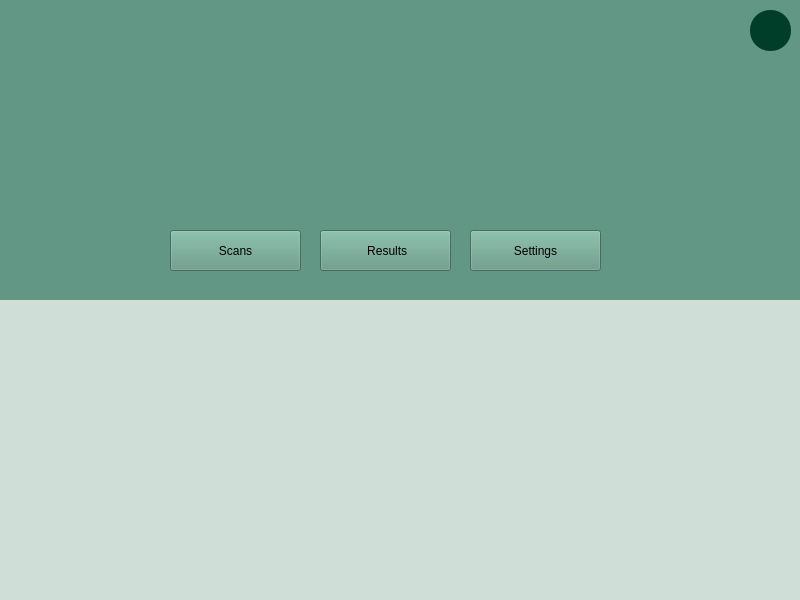
Above: GUI/AV_GUI.ui from Ohadgips/AV-OG before the change. Below: the same form after it.
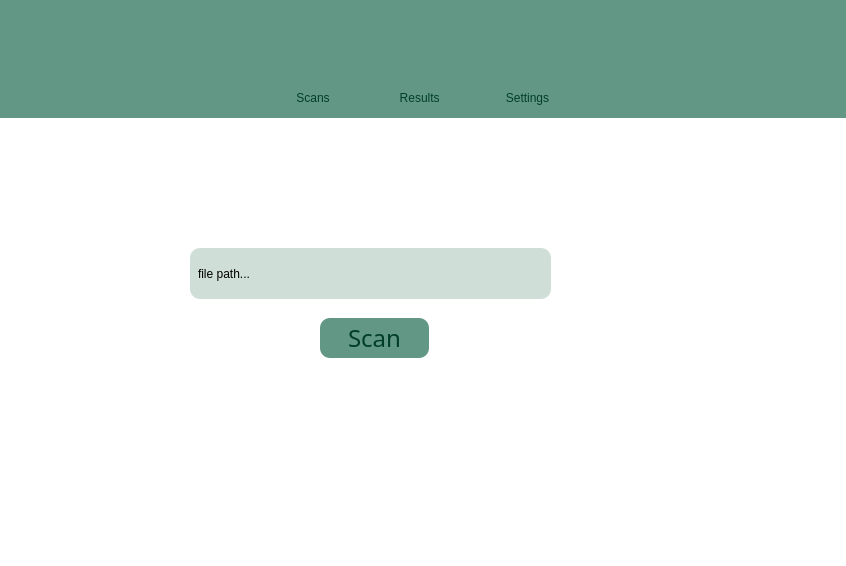
That is the form after the change. The open tabs and pages were chosen to show the change. Icons and pictures are not drawn.

Commit message: GUI Visuals Setup Part 1

```diff
--- a/GUI/AV_GUI.ui
+++ b/GUI/AV_GUI.ui
@@ -6,18 +6,29 @@
    <rect>
     <x>0</x>
     <y>0</y>
-    <width>800</width>
-    <height>600</height>
+    <width>797</width>
+    <height>566</height>
    </rect>
   </property>
   <property name="windowTitle">
    <string>MainWindow</string>
   </property>
+  <property name="styleSheet">
+   <string notr="true">*{
+border: none;
+background:none;
+padding: 0;
+margin: 0;
+}</string>
+  </property>
   <widget class="QWidget" name="centralwidget">
    <layout class="QVBoxLayout" name="verticalLayout">
     <property name="spacing">
      <number>0</number>
     </property>
+    <property name="sizeConstraint">
+     <enum>QLayout::SetDefaultConstraint</enum>
+    </property>
     <property name="leftMargin">
      <number>0</number>
     </property>
@@ -30,10 +41,22 @@
     <property name="bottomMargin">
      <number>0</number>
     </property>
-    <item>
+    <item alignment="Qt::AlignTop">
      <widget class="QWidget" name="upperMenu" native="true">
+      <property name="sizePolicy">
+       <sizepolicy hsizetype="Expanding" vsizetype="Expanding">
+        <horstretch>0</horstretch>
+        <verstretch>0</verstretch>
+       </sizepolicy>
+      </property>
+      <property name="minimumSize">
+       <size>
+        <width>0</width>
+        <height>109</height>
+       </size>
+      </property>
       <property name="styleSheet">
-       <string notr="true">background: rgb(97, 151, 132)</string>
+       <string notr="true">background:rgb(208, 222, 216)</string>
       </property>
       <layout class="QVBoxLayout" name="verticalLayout_2">
        <property name="spacing">
@@ -51,155 +74,395 @@
        <property name="bottomMargin">
         <number>0</number>
        </property>
-       <item>
-        <widget class="QWidget" name="logoPlace" native="true">
+       <item alignment="Qt::AlignTop">
+        <widget class="QWidget" name="SubUpperMenu" native="true">
          <property name="styleSheet">
           <string notr="true">background: rgb(97, 151, 132)</string>
          </property>
-         <widget class="QLabel" name="logo">
-          <property name="geometry">
-           <rect>
-            <x>10</x>
-            <y>10</y>
-            <width>111</width>
-            <height>51</height>
-           </rect>
+         <layout class="QVBoxLayout" name="verticalLayout_3">
+          <property name="spacing">
+           <number>0</number>
           </property>
-          <property name="lineWidth">
+          <property name="leftMargin">
            <number>0</number>
           </property>
-          <property name="text">
-           <string/>
+          <property name="topMargin">
+           <number>0</number>
           </property>
-          <property name="pixmap">
-           <pixmap>logo.png</pixmap>
+          <property name="rightMargin">
+           <number>0</number>
           </property>
-          <property name="scaledContents">
-           <bool>true</bool>
+          <property name="bottomMargin">
+           <number>0</number>
           </property>
-         </widget>
-         <widget class="QPushButton" name="exitButton">
-          <property name="geometry">
-           <rect>
-            <x>750</x>
-            <y>10</y>
-            <width>41</width>
-            <height>41</height>
-           </rect>
-          </property>
-          <property name="styleSheet">
-           <string notr="true">QPushButton {
-color: rgb(82, 130, 101);
-border-radius: 20px;
-border-style: outset;
-background: rgb(0, 62, 41);
-padding: 5px;
-}
-
-QPushButton:hover {
-size: 45x45;
-background:rgb(0, 83, 54)
-}</string>
-          </property>
-          <property name="text">
-           <string/>
-          </property>
-          <property name="icon">
-           <iconset resource="AV_Icons.qrc">
-            <normaloff>:/AV ICO/AV_Icons/power-off-619784.ico</normaloff>:/AV ICO/AV_Icons/power-off-619784.ico</iconset>
-          </property>
-          <property name="iconSize">
-           <size>
-            <width>20</width>
-            <height>20</height>
-           </size>
-          </property>
-         </widget>
-        </widget>
-       </item>
-       <item>
-        <widget class="QWidget" name="buttonsPlace" native="true">
-         <property name="styleSheet">
-          <string notr="true">background: rgb(97, 151, 132)</string>
-         </property>
-         <widget class="QPushButton" name="manualScansButton">
-          <property name="geometry">
-           <rect>
-            <x>170</x>
-            <y>80</y>
-            <width>131</width>
-            <height>41</height>
-           </rect>
-          </property>
-          <property name="toolTipDuration">
-           <number>-1</number>
-          </property>
-          <property name="layoutDirection">
-           <enum>Qt::LeftToRight</enum>
-          </property>
-          <property name="autoFillBackground">
-           <bool>false</bool>
-          </property>
-          <property name="text">
-           <string>Scans</string>
-          </property>
-          <property name="icon">
-           <iconset resource="AV_Icons.qrc">
-            <normaloff>:/AV ICO/AV_Icons/scan-virus.ico</normaloff>:/AV ICO/AV_Icons/scan-virus.ico</iconset>
-          </property>
-          <property name="iconSize">
-           <size>
-            <width>24</width>
-            <height>24</height>
-           </size>
-          </property>
-         </widget>
-         <widget class="QPushButton" name="scansResultsButton">
-          <property name="geometry">
-           <rect>
-            <x>320</x>
-            <y>80</y>
-            <width>131</width>
-            <height>41</height>
-           </rect>
-          </property>
-          <property name="text">
-           <string> Results</string>
-          </property>
-          <property name="icon">
-           <iconset resource="AV_Icons.qrc">
-            <normaloff>:/AV ICO/AV_Icons/data.ico</normaloff>:/AV ICO/AV_Icons/data.ico</iconset>
-          </property>
-          <property name="iconSize">
-           <size>
-            <width>24</width>
-            <height>24</height>
-           </size>
-          </property>
-         </widget>
-         <widget class="QPushButton" name="SettingsButton">
-          <property name="geometry">
-           <rect>
-            <x>470</x>
-            <y>80</y>
-            <width>131</width>
-            <height>41</height>
-           </rect>
-          </property>
-          <property name="text">
-           <string>Settings</string>
-          </property>
-          <property name="icon">
-           <iconset resource="AV_Icons.qrc">
-            <normaloff>:/AV ICO/AV_Icons/settings.ico</normaloff>:/AV ICO/AV_Icons/settings.ico</iconset>
-          </property>
-          <property name="iconSize">
-           <size>
-            <width>24</width>
-            <height>24</height>
-           </size>
-          </property>
-         </widget>
+          <item alignment="Qt::AlignTop">
+           <widget class="QWidget" name="logoPlace" native="true">
+            <property name="styleSheet">
+             <string notr="true">background: rgb(97, 151, 132)</string>
+            </property>
+            <layout class="QHBoxLayout" name="horizontalLayout_2">
+             <property name="leftMargin">
+              <number>9</number>
+             </property>
+             <item>
+              <widget class="QLabel" name="logo">
+               <property name="minimumSize">
+                <size>
+                 <width>111</width>
+                 <height>51</height>
+                </size>
+               </property>
+               <property name="maximumSize">
+                <size>
+                 <width>111</width>
+                 <height>51</height>
+                </size>
+               </property>
+               <property name="lineWidth">
+                <number>0</number>
+               </property>
+               <property name="text">
+                <string/>
+               </property>
+               <property name="pixmap">
+                <pixmap>logo.png</pixmap>
+               </property>
+               <property name="scaledContents">
+                <bool>true</bool>
+               </property>
+              </widget>
+             </item>
+             <item>
+              <spacer name="horizontalSpacer">
+               <property name="orientation">
+                <enum>Qt::Horizontal</enum>
+               </property>
+               <property name="sizeType">
+                <enum>QSizePolicy::MinimumExpanding</enum>
+               </property>
+               <property name="sizeHint" stdset="0">
+                <size>
+                 <width>615</width>
+                 <height>15</height>
+                </size>
+               </property>
+              </spacer>
+             </item>
+             <item>
+              <widget class="QPushButton" name="infoBtn">
+               <property name="minimumSize">
+                <size>
+                 <width>28</width>
+                 <height>28</height>
+                </size>
+               </property>
+               <property name="maximumSize">
+                <size>
+                 <width>28</width>
+                 <height>28</height>
+                </size>
+               </property>
+               <property name="toolTip">
+                <string>Info</string>
+               </property>
+               <property name="styleSheet">
+                <string notr="true">font: 12pt &quot;Alata&quot;;
+color: rgb(0, 62, 41);
+padding: 2px 5px;
+margin: 0;
+background: none;
+background-color: transparent;</string>
+               </property>
+               <property name="text">
+                <string/>
+               </property>
+               <property name="icon">
+                <iconset resource="AV_Icons.qrc">
+                 <normaloff>:/AV ICO/AV_Icons/info.ico</normaloff>:/AV ICO/AV_Icons/info.ico</iconset>
+               </property>
+               <property name="iconSize">
+                <size>
+                 <width>24</width>
+                 <height>24</height>
+                </size>
+               </property>
+              </widget>
+             </item>
+             <item>
+              <spacer name="horizontalSpacer_4">
+               <property name="orientation">
+                <enum>Qt::Horizontal</enum>
+               </property>
+               <property name="sizeHint" stdset="0">
+                <size>
+                 <width>5</width>
+                 <height>28</height>
+                </size>
+               </property>
+              </spacer>
+             </item>
+             <item>
+              <widget class="QPushButton" name="helpBtn">
+               <property name="minimumSize">
+                <size>
+                 <width>28</width>
+                 <height>28</height>
+                </size>
+               </property>
+               <property name="maximumSize">
+                <size>
+                 <width>28</width>
+                 <height>28</height>
+                </size>
+               </property>
+               <property name="toolTip">
+                <string>Help</string>
+               </property>
+               <property name="styleSheet">
+                <string notr="true">font: 12pt &quot;Alata&quot;;
+color: rgb(0, 62, 41);
+padding: 2px 5px;
+margin: 0;
+background: none;
+background-color: transparent;</string>
+               </property>
+               <property name="text">
+                <string/>
+               </property>
+               <property name="icon">
+                <iconset resource="AV_Icons.qrc">
+                 <normaloff>:/AV ICO/AV_Icons/help.ico</normaloff>:/AV ICO/AV_Icons/help.ico</iconset>
+               </property>
+               <property name="iconSize">
+                <size>
+                 <width>24</width>
+                 <height>24</height>
+                </size>
+               </property>
+              </widget>
+             </item>
+             <item>
+              <spacer name="horizontalSpacer_5">
+               <property name="orientation">
+                <enum>Qt::Horizontal</enum>
+               </property>
+               <property name="sizeHint" stdset="0">
+                <size>
+                 <width>5</width>
+                 <height>28</height>
+                </size>
+               </property>
+              </spacer>
+             </item>
+             <item>
+              <widget class="QPushButton" name="exitBtn">
+               <property name="minimumSize">
+                <size>
+                 <width>28</width>
+                 <height>28</height>
+                </size>
+               </property>
+               <property name="maximumSize">
+                <size>
+                 <width>28</width>
+                 <height>28</height>
+                </size>
+               </property>
+               <property name="toolTip">
+                <string>Close Application</string>
+               </property>
+               <property name="text">
+                <string/>
+               </property>
+               <property name="icon">
+                <iconset resource="AV_Icons.qrc">
+                 <normaloff>:/AV ICO/AV_Icons/power-off-003e29.ico</normaloff>:/AV ICO/AV_Icons/power-off-003e29.ico</iconset>
+               </property>
+               <property name="iconSize">
+                <size>
+                 <width>24</width>
+                 <height>24</height>
+                </size>
+               </property>
+              </widget>
+             </item>
+            </layout>
+           </widget>
+          </item>
+          <item alignment="Qt::AlignHCenter|Qt::AlignTop">
+           <widget class="QWidget" name="buttonsPlace" native="true">
+            <property name="styleSheet">
+             <string notr="true">background: rgb(97, 151, 132)</string>
+            </property>
+            <layout class="QHBoxLayout" name="horizontalLayout">
+             <property name="spacing">
+              <number>0</number>
+             </property>
+             <property name="leftMargin">
+              <number>0</number>
+             </property>
+             <property name="rightMargin">
+              <number>0</number>
+             </property>
+             <property name="bottomMargin">
+              <number>0</number>
+             </property>
+             <item>
+              <widget class="QPushButton" name="scansBtn">
+               <property name="sizePolicy">
+                <sizepolicy hsizetype="Minimum" vsizetype="Fixed">
+                 <horstretch>0</horstretch>
+                 <verstretch>0</verstretch>
+                </sizepolicy>
+               </property>
+               <property name="minimumSize">
+                <size>
+                 <width>100</width>
+                 <height>40</height>
+                </size>
+               </property>
+               <property name="toolTip">
+                <string>Scans</string>
+               </property>
+               <property name="toolTipDuration">
+                <number>-1</number>
+               </property>
+               <property name="layoutDirection">
+                <enum>Qt::LeftToRight</enum>
+               </property>
+               <property name="autoFillBackground">
+                <bool>false</bool>
+               </property>
+               <property name="styleSheet">
+                <string notr="true">font: 12pt &quot;Alata&quot;;
+color: rgb(0, 62, 41);
+padding: 2px 5px;
+margin: 0;
+background: none;
+background-color: transparent;
+border-top-left-radius: 10px;
+border-top-right-radius: 10px</string>
+               </property>
+               <property name="text">
+                <string>Scans</string>
+               </property>
+               <property name="icon">
+                <iconset resource="AV_Icons.qrc">
+                 <normaloff>:/AV ICO/AV_Icons/scan-virus.ico</normaloff>:/AV ICO/AV_Icons/scan-virus.ico</iconset>
+               </property>
+               <property name="iconSize">
+                <size>
+                 <width>24</width>
+                 <height>24</height>
+                </size>
+               </property>
+              </widget>
+             </item>
+             <item>
+              <spacer name="horizontalSpacer_2">
+               <property name="orientation">
+                <enum>Qt::Horizontal</enum>
+               </property>
+               <property name="sizeHint" stdset="0">
+                <size>
+                 <width>5</width>
+                 <height>20</height>
+                </size>
+               </property>
+              </spacer>
+             </item>
+             <item>
+              <widget class="QPushButton" name="resultsBtn">
+               <property name="minimumSize">
+                <size>
+                 <width>100</width>
+                 <height>40</height>
+                </size>
+               </property>
+               <property name="toolTip">
+                <string>Results</string>
+               </property>
+               <property name="styleSheet">
+                <string notr="true">font: 12pt &quot;Alata&quot;;
+color: rgb(0, 62, 41);
+padding: 2px 5px;
+margin: 0;
+background: none;
+background-color:transparent;
+border-top-left-radius: 10px;
+border-top-right-radius: 10px;</string>
+               </property>
+               <property name="text">
+                <string> Results</string>
+               </property>
+               <property name="icon">
+                <iconset resource="AV_Icons.qrc">
+                 <normaloff>:/AV ICO/AV_Icons/data.ico</normaloff>:/AV ICO/AV_Icons/data.ico</iconset>
+               </property>
+               <property name="iconSize">
+                <size>
+                 <width>24</width>
+                 <height>24</height>
+                </size>
+               </property>
+              </widget>
+             </item>
+             <item>
+              <spacer name="horizontalSpacer_3">
+               <property name="orientation">
+                <enum>Qt::Horizontal</enum>
+               </property>
+               <property name="sizeHint" stdset="0">
+                <size>
+                 <width>5</width>
+                 <height>20</height>
+                </size>
+               </property>
+              </spacer>
+             </item>
+             <item>
+              <widget class="QPushButton" name="settingsBtn">
+               <property name="minimumSize">
+                <size>
+                 <width>109</width>
+                 <height>40</height>
+                </size>
+               </property>
+               <property name="toolTip">
+                <string>Settings</string>
+               </property>
+               <property name="styleSheet">
+                <string notr="true">font: 12pt &quot;Alata&quot;;
+color: rgb(0, 62, 41);
+padding: 2px 5px;
+margin: 0;
+background: none;
+background-color: transparent;
+border-top-left-radius: 10px;
+border-top-right-radius: 10px</string>
+               </property>
+               <property name="text">
+                <string>Settings</string>
+               </property>
+               <property name="icon">
+                <iconset resource="AV_Icons.qrc">
+                 <normaloff>:/AV ICO/AV_Icons/settings.ico</normaloff>:/AV ICO/AV_Icons/settings.ico</iconset>
+               </property>
+               <property name="iconSize">
+                <size>
+                 <width>24</width>
+                 <height>24</height>
+                </size>
+               </property>
+               <property name="flat">
+                <bool>false</bool>
+               </property>
+              </widget>
+             </item>
+            </layout>
+           </widget>
+          </item>
+         </layout>
         </widget>
        </item>
       </layout>
@@ -207,9 +470,334 @@
     </item>
     <item>
      <widget class="QWidget" name="mainScreen" native="true">
+      <property name="sizePolicy">
+       <sizepolicy hsizetype="Expanding" vsizetype="Expanding">
+        <horstretch>0</horstretch>
+        <verstretch>0</verstretch>
+       </sizepolicy>
+      </property>
+      <property name="minimumSize">
+       <size>
+        <width>0</width>
+        <height>0</height>
+       </size>
+      </property>
       <property name="styleSheet">
-       <string notr="true">background:rgb(208, 222, 216)</string>
+       <string notr="true">background:rgb(255, 255, 255)</string>
       </property>
+      <layout class="QVBoxLayout" name="verticalLayout_4">
+       <property name="spacing">
+        <number>0</number>
+       </property>
+       <property name="leftMargin">
+        <number>0</number>
+       </property>
+       <property name="topMargin">
+        <number>0</number>
+       </property>
+       <property name="rightMargin">
+        <number>0</number>
+       </property>
+       <property name="bottomMargin">
+        <number>0</number>
+       </property>
+       <item>
+        <widget class="QStackedWidget" name="stackedWidget">
+         <property name="currentIndex">
+          <number>0</number>
+         </property>
+         <widget class="QWidget" name="resultsPage">
+          <widget class="QLabel" name="filePath_2">
+           <property name="geometry">
+            <rect>
+             <x>10</x>
+             <y>10</y>
+             <width>351</width>
+             <height>51</height>
+            </rect>
+           </property>
+           <property name="styleSheet">
+            <string notr="true">font: 12pt &quot;Alata&quot;;
+padding: 2px 5px;
+margin: 0;
+color: rgb(0, 62, 41);
+background: none;
+background-color:rgb(97, 151, 132);
+border-top-left-radius: 10px;
+border-top-right-radius: 10px;
+border-bottom-right-radius: 10px;
+border-bottom-left-radius: 10px</string>
+           </property>
+           <property name="text">
+            <string>File Name</string>
+           </property>
+          </widget>
+          <widget class="QLabel" name="filePath_3">
+           <property name="geometry">
+            <rect>
+             <x>370</x>
+             <y>10</y>
+             <width>121</width>
+             <height>51</height>
+            </rect>
+           </property>
+           <property name="styleSheet">
+            <string notr="true">font: 12pt &quot;Alata&quot;;
+padding: 2px 5px;
+margin: 0;
+color: rgb(0, 62, 41);
+background: none;
+background-color:rgb(97, 151, 132);
+border-top-left-radius: 10px;
+border-top-right-radius: 10px;
+border-bottom-right-radius: 10px;
+border-bottom-left-radius: 10px</string>
+           </property>
+           <property name="text">
+            <string> Size (MB)</string>
+           </property>
+          </widget>
+          <widget class="QLabel" name="filePath_4">
+           <property name="geometry">
+            <rect>
+             <x>500</x>
+             <y>10</y>
+             <width>291</width>
+             <height>51</height>
+            </rect>
+           </property>
+           <property name="styleSheet">
+            <string notr="true">font: 12pt &quot;Alata&quot;;
+padding: 2px 5px;
+margin: 0;
+color: rgb(0, 62, 41);
+background: none;
+background-color:rgb(97, 151, 132);
+border-top-left-radius: 10px;
+border-top-right-radius: 10px;
+border-bottom-right-radius: 10px;
+border-bottom-left-radius: 10px</string>
+           </property>
+           <property name="text">
+            <string>Status</string>
+           </property>
+          </widget>
+         </widget>
+         <widget class="QWidget" name="scansPage">
+          <widget class="QLabel" name="filePath">
+           <property name="geometry">
+            <rect>
+             <x>190</x>
+             <y>130</y>
+             <width>361</width>
+             <height>51</height>
+            </rect>
+           </property>
+           <property name="styleSheet">
+            <string notr="true">font: 12pt &quot;Alata&quot;;
+padding: 2px 5px;
+margin: 0;
+background: none;
+background-color: rgb(208, 222, 216);
+border-top-left-radius: 10px;
+border-top-right-radius: 10px;
+border-bottom-right-radius: 10px;
+border-bottom-left-radius: 10px</string>
+           </property>
+           <property name="text">
+            <string>file path...</string>
+           </property>
+          </widget>
+          <widget class="QPushButton" name="scanBtn">
+           <property name="geometry">
+            <rect>
+             <x>320</x>
+             <y>200</y>
+             <width>109</width>
+             <height>40</height>
+            </rect>
+           </property>
+           <property name="minimumSize">
+            <size>
+             <width>109</width>
+             <height>40</height>
+            </size>
+           </property>
+           <property name="maximumSize">
+            <size>
+             <width>109</width>
+             <height>40</height>
+            </size>
+           </property>
+           <property name="font">
+            <font>
+             <family>Alata</family>
+             <pointsize>18</pointsize>
+             <weight>50</weight>
+             <italic>false</italic>
+             <bold>false</bold>
+             <stylestrategy>PreferDefault</stylestrategy>
+            </font>
+           </property>
+           <property name="toolTip">
+            <string>Start Scan</string>
+           </property>
+           <property name="styleSheet">
+            <string notr="true">font: 18pt &quot;Alata&quot;;
+color: rgb(0, 62, 41);
+padding: 2px 5px;
+margin: 0;
+background: none;
+text-align: center middle;
+background-color: rgb(97, 151, 132);
+border-top-left-radius: 10px;
+border-top-right-radius: 10px;
+border-bottom-right-radius: 10px;
+border-bottom-left-radius: 10px</string>
+           </property>
+           <property name="text">
+            <string>Scan</string>
+           </property>
+           <property name="iconSize">
+            <size>
+             <width>0</width>
+             <height>0</height>
+            </size>
+           </property>
+           <property name="flat">
+            <bool>false</bool>
+           </property>
+          </widget>
+         </widget>
+         <widget class="QWidget" name="settingsPage">
+          <widget class="QLabel" name="label_3">
+           <property name="geometry">
+            <rect>
+             <x>0</x>
+             <y>0</y>
+             <width>171</width>
+             <height>51</height>
+            </rect>
+           </property>
+           <property name="styleSheet">
+            <string notr="true">font: 18pt &quot;Alata&quot;;
+color: rgb(0, 62, 41);
+padding: 2px 5px;
+margin: 0;
+background: none;</string>
+           </property>
+           <property name="text">
+            <string>Settings</string>
+           </property>
+          </widget>
+         </widget>
+         <widget class="QWidget" name="helpPage">
+          <widget class="QLabel" name="label_4">
+           <property name="geometry">
+            <rect>
+             <x>0</x>
+             <y>0</y>
+             <width>441</width>
+             <height>51</height>
+            </rect>
+           </property>
+           <property name="styleSheet">
+            <string notr="true">font: 18pt &quot;Alata&quot;;
+color: rgb(0, 62, 41);
+padding: 2px 5px;
+margin: 0;
+background: none;</string>
+           </property>
+           <property name="text">
+            <string>How To Use The Anti Virus</string>
+           </property>
+          </widget>
+         </widget>
+         <widget class="QWidget" name="infoPage">
+          <widget class="QLabel" name="label_5">
+           <property name="geometry">
+            <rect>
+             <x>0</x>
+             <y>0</y>
+             <width>761</width>
+             <height>61</height>
+            </rect>
+           </property>
+           <property name="styleSheet">
+            <string notr="true">font: 18pt &quot;Alata&quot;;
+color: rgb(0, 62, 41);
+padding: 2px 5px;
+margin: 0;
+background: none;</string>
+           </property>
+           <property name="text">
+            <string>This is a anti virus the using 2 types of malware detection:</string>
+           </property>
+          </widget>
+          <widget class="QLabel" name="label_6">
+           <property name="geometry">
+            <rect>
+             <x>0</x>
+             <y>50</y>
+             <width>761</width>
+             <height>61</height>
+            </rect>
+           </property>
+           <property name="styleSheet">
+            <string notr="true">font: 18pt &quot;Alata&quot;;
+color: rgb(0, 62, 41);
+padding: 2px 5px;
+margin: 0;
+background: none;</string>
+           </property>
+           <property name="text">
+            <string>- Virus Signature Detection </string>
+           </property>
+          </widget>
+          <widget class="QLabel" name="label_7">
+           <property name="geometry">
+            <rect>
+             <x>0</x>
+             <y>100</y>
+             <width>761</width>
+             <height>61</height>
+            </rect>
+           </property>
+           <property name="styleSheet">
+            <string notr="true">font: 18pt &quot;Alata&quot;;
+color: rgb(0, 62, 41);
+padding: 2px 5px;
+margin: 0;
+background: none;</string>
+           </property>
+           <property name="text">
+            <string>- Windows Malware Detection</string>
+           </property>
+          </widget>
+          <widget class="QLabel" name="label_8">
+           <property name="geometry">
+            <rect>
+             <x>0</x>
+             <y>280</y>
+             <width>761</width>
+             <height>61</height>
+            </rect>
+           </property>
+           <property name="styleSheet">
+            <string notr="true">font: 18pt &quot;Alata&quot;;
+color: rgb(0, 62, 41);
+padding: 2px 5px;
+margin: 0;
+background: none;</string>
+           </property>
+           <property name="text">
+            <string>The Project is wrriten in:</string>
+           </property>
+          </widget>
+         </widget>
+        </widget>
+       </item>
+      </layout>
      </widget>
     </item>
    </layout>
```
The commit also changes 5 other files.
